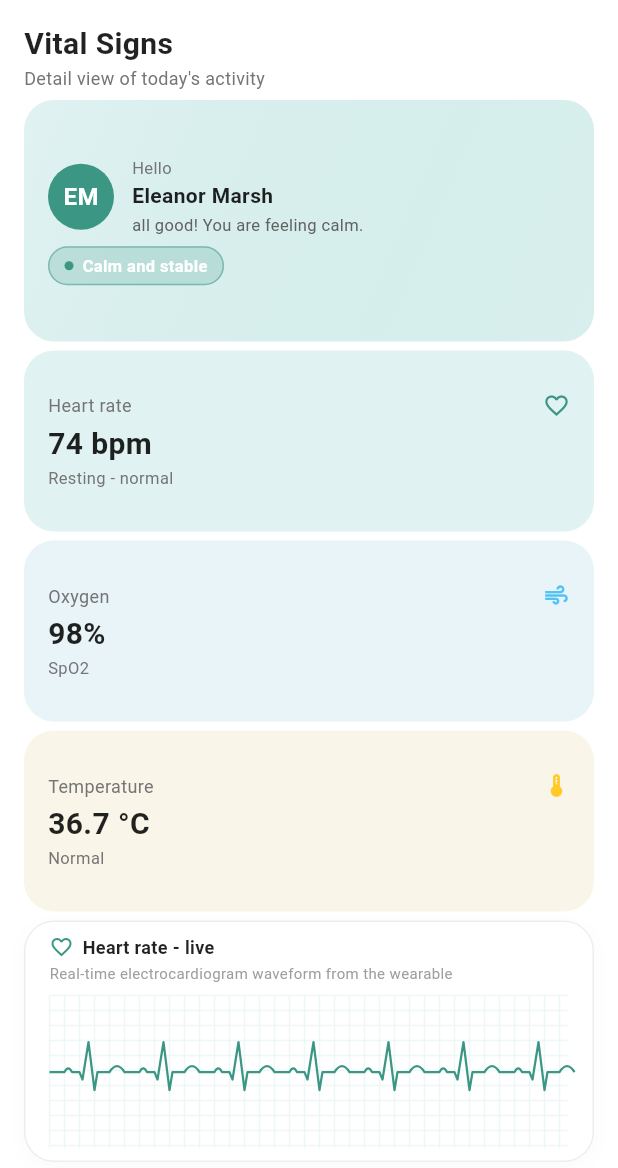
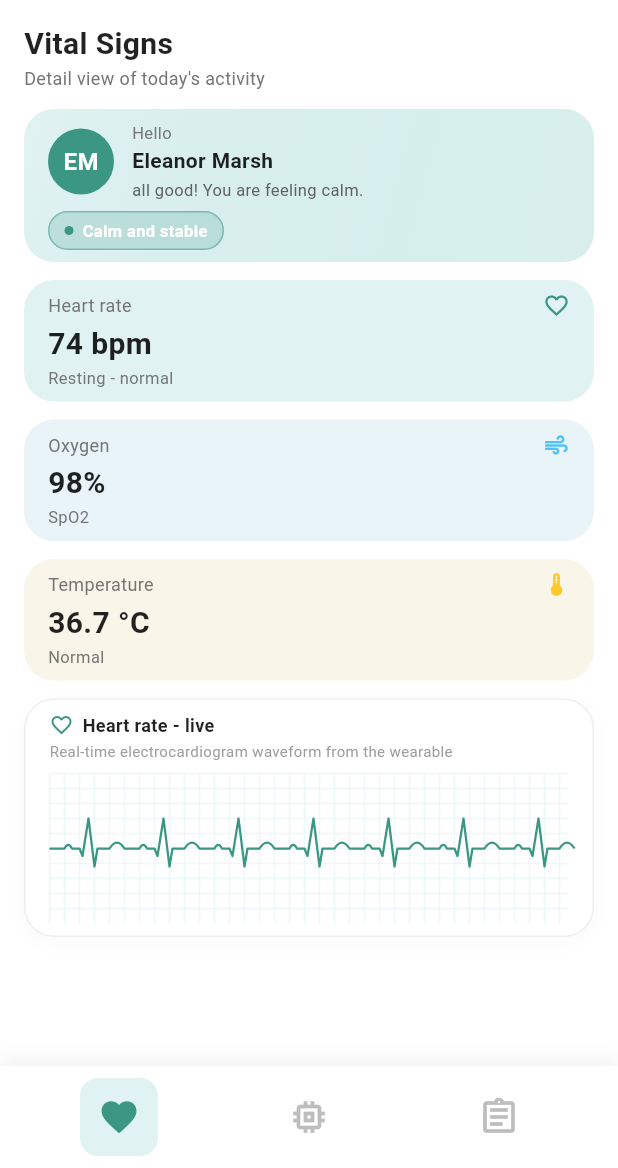
Before and after one commit to Tukuntech2025/mobileAppEmergentes, a Flutter app: the screen it shows after launch, after a tap on "Sign in", on a phone screen of 412 x 824 dp, the part 68-1236 px from its top. Run offline on Flutter 3.47's test engine with Material 3 defaults, Android fonts, the phone set to English and light mode, and no system bars.

Commit message:
feat: add more home patient and navbar for patients

```diff
--- /dev/null
+++ b/tukuntech/lib/core/widgets/custom_bottom_nav.dart
@@ -0,0 +1,77 @@
+import 'package:flutter/material.dart';
+
+class CustomBottomNav extends StatelessWidget {
+  final int currentIndex;
+  final Function(int) onTap;
+
+  const CustomBottomNav({
+    super.key,
+    required this.currentIndex,
+    required this.onTap,
+  });
+
+  @override
+  Widget build(BuildContext context) {
+    return Container(
+      decoration: BoxDecoration(
+        color: Colors.white,
+        boxShadow: [
+          BoxShadow(
+            color: Colors.black.withOpacity(0.05),
+            blurRadius: 10,
+            offset: const Offset(0, -5),
+          ),
+        ],
+      ),
+      child: SafeArea(
+        child: Padding(
+          padding: const EdgeInsets.symmetric(horizontal: 16.0, vertical: 8.0),
+          child: Row(
+            mainAxisAlignment: MainAxisAlignment.spaceAround,
+            children: [
+              _buildNavItem(
+                icon: Icons.favorite_border,
+                activeIcon: Icons.favorite,
+                index: 0,
+              ),
+              _buildNavItem(
+                icon: Icons.memory_outlined,
+                activeIcon: Icons.memory,
+                index: 1,
+              ),
+              _buildNavItem(
+                icon: Icons.assignment_outlined,
+                activeIcon: Icons.assignment,
+                index: 2,
+              ),
+            ],
+          ),
+        ),
+      ),
+    );
+  }
+
+  Widget _buildNavItem({
+    required IconData icon,
+    required IconData activeIcon,
+    required int index,
+  }) {
+    final isSelected = currentIndex == index;
+    return GestureDetector(
+      onTap: () => onTap(index),
+      behavior: HitTestBehavior.opaque,
+      child: Container(
+        padding: const EdgeInsets.all(12.0),
+        decoration: BoxDecoration(
+          color: isSelected ? const Color(0xFFE0F2F1) : Colors.transparent,
+          borderRadius: BorderRadius.circular(12),
+        ),
+        child: Icon(
+          isSelected ? activeIcon : icon,
+          color: isSelected ? const Color(0xFF3B9784) : Colors.grey[400],
+          size: 28,
+        ),
+      ),
+    );
+  }
+}
--- a/tukuntech/lib/features/patient/presentation/pages/vital_signs_page.dart
+++ b/tukuntech/lib/features/patient/presentation/pages/vital_signs_page.dart
@@ -1,7 +1,17 @@
 import 'package:flutter/material.dart';
+import 'package:tukuntech/core/widgets/custom_bottom_nav.dart';
+import 'package:tukuntech/features/patient/presentation/widgets/device_body.dart';
+import 'package:tukuntech/features/patient/presentation/widgets/report_body.dart';
 
-class VitalSignsPage extends StatelessWidget {
+class VitalSignsPage extends StatefulWidget {
   const VitalSignsPage({super.key});
+
+  @override
+  State<VitalSignsPage> createState() => _VitalSignsPageState();
+}
+
+class _VitalSignsPageState extends State<VitalSignsPage> {
+  int _currentIndex = 0;
 
   @override
   Widget build(BuildContext context) {
@@ -38,10 +48,11 @@ class VitalSignsPage extends StatelessWidget {
         ],
       ),
       body: SafeArea(
-        child: Padding(
+        child: IndexedStack(
+          index: _currentIndex,
+          children: [
+            ListView(
           padding: const EdgeInsets.symmetric(horizontal: 16.0, vertical: 4.0),
-          child: Column(
-            crossAxisAlignment: CrossAxisAlignment.start,
           children: [
             const Text(
               'Vital Signs',
@@ -59,19 +70,31 @@ class VitalSignsPage extends StatelessWidget {
                 color: Colors.grey[600],
               ),
             ),
-              const SizedBox(height: 6),
-              Expanded(flex: 4, child: _buildGreetingCard()),
-              const SizedBox(height: 6),
-              Expanded(flex: 3, child: _buildHeartRateCard()),
-              const SizedBox(height: 6),
-              Expanded(flex: 3, child: _buildOxygenCard()),
-              const SizedBox(height: 6),
-              Expanded(flex: 3, child: _buildTemperatureCard()),
-              const SizedBox(height: 6),
-              Expanded(flex: 4, child: _buildLiveEcgCard()),
+            const SizedBox(height: 12),
+            _buildGreetingCard(),
+            const SizedBox(height: 12),
+            _buildHeartRateCard(),
+            const SizedBox(height: 12),
+            _buildOxygenCard(),
+            const SizedBox(height: 12),
+            _buildTemperatureCard(),
+            const SizedBox(height: 12),
+            _buildLiveEcgCard(),
+            const SizedBox(height: 12),
+          ],
+        ),
+        const DeviceBody(),
+        const ReportBody(),
       ],
     ),
   ),
+      bottomNavigationBar: CustomBottomNav(
+        currentIndex: _currentIndex,
+        onTap: (index) {
+          setState(() {
+            _currentIndex = index;
+          });
+        },
       ),
     );
   }
@@ -335,12 +358,11 @@ class VitalSignsPage extends StatelessWidget {
           ),
           const SizedBox(height: 8),
           // ECG Mock Graph
-          Expanded(
-            child: SizedBox(
+          SizedBox(
             width: double.infinity,
+            height: 100,
             child: CustomPaint(
               painter: EcgPainter(),
-              ),
             ),
           )
         ],
--- /dev/null
+++ b/tukuntech/lib/features/patient/presentation/widgets/device_body.dart
@@ -0,0 +1,194 @@
+import 'package:flutter/material.dart';
+
+class DeviceBody extends StatelessWidget {
+  const DeviceBody({super.key});
+
+  @override
+  Widget build(BuildContext context) {
+    return ListView(
+      padding: const EdgeInsets.symmetric(horizontal: 16.0, vertical: 4.0),
+      children: [
+        const Text(
+          'My device',
+          style: TextStyle(
+            fontSize: 20,
+            fontWeight: FontWeight.bold,
+            color: Colors.black87,
+          ),
+        ),
+        const SizedBox(height: 4),
+        Text(
+          'Status and conection details for your TukunTech IOT',
+          style: TextStyle(
+            fontSize: 12,
+            color: Colors.grey[600],
+          ),
+        ),
+        const SizedBox(height: 16),
+        _buildDeviceCard(),
+        const SizedBox(height: 24),
+        _buildInfoAlert(),
+        const SizedBox(height: 16),
+      ],
+    );
+  }
+
+  Widget _buildDeviceCard() {
+    return Container(
+      decoration: BoxDecoration(
+        color: Colors.white,
+        borderRadius: BorderRadius.circular(20),
+        border: Border.all(color: Colors.grey.shade200),
+      ),
+      child: Column(
+        children: [
+          // Top section (Green gradient)
+          Container(
+            padding: const EdgeInsets.all(16),
+            decoration: BoxDecoration(
+              gradient: LinearGradient(
+                colors: [
+                  const Color(0xFFE0F2F1), // Light teal
+                  const Color(0xFFB2DFDB).withOpacity(0.5),
+                ],
+                begin: Alignment.topLeft,
+                end: Alignment.bottomRight,
+              ),
+              borderRadius: const BorderRadius.only(
+                topLeft: Radius.circular(20),
+                topRight: Radius.circular(20),
+              ),
+            ),
+            child: Row(
+              children: [
+                Container(
+                  width: 50,
+                  height: 50,
+                  decoration: BoxDecoration(
+                    color: const Color(0xFF3B9784), // Primary teal
+                    borderRadius: BorderRadius.circular(12),
+                  ),
+                  child: const Icon(Icons.memory, color: Colors.white, size: 28),
+                ),
+                const SizedBox(width: 12),
+                Expanded(
+                  child: Column(
+                    crossAxisAlignment: CrossAxisAlignment.start,
+                    children: [
+                      Text(
+                        'TukunTech IOT',
+                        style: TextStyle(color: Colors.grey[700], fontSize: 11),
+                      ),
+                      const Text(
+                        'CB-9F32-01',
+                        style: TextStyle(
+                          color: Colors.black87,
+                          fontWeight: FontWeight.bold,
+                          fontSize: 16,
+                        ),
+                      ),
+                      Text(
+                        'Version 1.0.5',
+                        style: TextStyle(color: Colors.grey[600], fontSize: 11),
+                      ),
+                    ],
+                  ),
+                ),
+                Container(
+                  padding: const EdgeInsets.symmetric(horizontal: 10, vertical: 4),
+                  decoration: BoxDecoration(
+                    color: Colors.green[400],
+                    borderRadius: BorderRadius.circular(12),
+                  ),
+                  child: const Text(
+                    'Online',
+                    style: TextStyle(
+                      color: Colors.white,
+                      fontSize: 11,
+                      fontWeight: FontWeight.bold,
+                    ),
+                  ),
+                ),
+              ],
+            ),
+          ),
+
+          // Details section
+          Padding(
+            padding: const EdgeInsets.all(16),
+            child: Column(
+              children: [
+                _buildStatusRow('Battery', '88%', Icons.battery_full, 0.88),
+                const Divider(height: 24),
+                _buildStatusRow('WiFi', 'Strong', Icons.wifi, 0.9),
+                const Divider(height: 24),
+                _buildStatusRow('Sync', 'Good', Icons.check_circle_outline, 0.95),
+              ],
+            ),
+          ),
+        ],
+      ),
+    );
+  }
+
+  Widget _buildStatusRow(String label, String value, IconData icon, double progress) {
+    return Column(
+      crossAxisAlignment: CrossAxisAlignment.start,
+      children: [
+        Row(
+          mainAxisAlignment: MainAxisAlignment.spaceBetween,
+          children: [
+            Column(
+              crossAxisAlignment: CrossAxisAlignment.start,
+              children: [
+                Text(
+                  label,
+                  style: TextStyle(color: Colors.grey[600], fontSize: 12),
+                ),
+                Text(
+                  value,
+                  style: const TextStyle(
+                    color: Colors.black87,
+                    fontWeight: FontWeight.bold,
+                    fontSize: 14,
+                  ),
+                ),
+              ],
+            ),
+            Icon(icon, color: const Color(0xFF3B9784), size: 18),
+          ],
+        ),
+        const SizedBox(height: 8),
+        LinearProgressIndicator(
+          value: progress,
+          backgroundColor: const Color(0xFFE0F2F1),
+          valueColor: const AlwaysStoppedAnimation<Color>(Color(0xFF3B9784)),
+          borderRadius: BorderRadius.circular(4),
+          minHeight: 6,
+        ),
+      ],
+    );
+  }
+
+  Widget _buildInfoAlert() {
+    return Container(
+      padding: const EdgeInsets.all(16),
+      decoration: BoxDecoration(
+        color: const Color(0xFFE8F4F8), // Light blue
+        borderRadius: BorderRadius.circular(20),
+      ),
+      child: Row(
+        children: [
+          const Icon(Icons.check_circle_outline, color: Color(0xFF4FC3F7), size: 24),
+          const SizedBox(width: 12),
+          Expanded(
+            child: Text(
+              'Your device is reporting normally. We\'ll notify you here if anything changes.',
+              style: TextStyle(color: Colors.grey[700], fontSize: 12),
+            ),
+          ),
+        ],
+      ),
+    );
+  }
+}
--- /dev/null
+++ b/tukuntech/lib/features/patient/presentation/widgets/report_body.dart
@@ -0,0 +1,248 @@
+import 'package:flutter/material.dart';
+
+class ReportBody extends StatefulWidget {
+  const ReportBody({super.key});
+
+  @override
+  State<ReportBody> createState() => _ReportBodyState();
+}
+
+class _ReportBodyState extends State<ReportBody> {
+  String _selectedPeriod = 'Weekly';
+
+  @override
+  Widget build(BuildContext context) {
+    return ListView(
+      padding: const EdgeInsets.symmetric(horizontal: 16.0, vertical: 4.0),
+      children: [
+        const Text(
+          'My history',
+          style: TextStyle(
+            fontSize: 20,
+            fontWeight: FontWeight.bold,
+            color: Colors.black87,
+          ),
+        ),
+        const SizedBox(height: 4),
+        Text(
+          'Your recent vital signs - heart rate, oxygen, and temperature.',
+          style: TextStyle(
+            fontSize: 12,
+            color: Colors.grey[600],
+          ),
+        ),
+        const SizedBox(height: 16),
+        _buildGenerateReportCard(),
+        const SizedBox(height: 24),
+        _buildHistoryCard(),
+        const SizedBox(height: 16),
+      ],
+    );
+  }
+
+  Widget _buildGenerateReportCard() {
+    return Container(
+      padding: const EdgeInsets.all(16),
+      decoration: BoxDecoration(
+        color: const Color(0xFFE0F2F1), // Light teal
+        borderRadius: BorderRadius.circular(20),
+      ),
+      child: Column(
+        crossAxisAlignment: CrossAxisAlignment.start,
+        children: [
+          Row(
+            crossAxisAlignment: CrossAxisAlignment.start,
+            children: [
+              Container(
+                padding: const EdgeInsets.all(8),
+                decoration: BoxDecoration(
+                  border: Border.all(color: const Color(0xFF3B9784), width: 1.5),
+                  borderRadius: BorderRadius.circular(8),
+                ),
+                child: const Icon(
+                  Icons.arrow_downward, // A generic down arrow to match the design
+                  color: Color(0xFF3B9784),
+                  size: 20,
+                ),
+              ),
+              const SizedBox(width: 12),
+              Expanded(
+                child: Column(
+                  crossAxisAlignment: CrossAxisAlignment.start,
+                  children: [
+                    const Text(
+                      'Generate report',
+                      style: TextStyle(
+                        fontWeight: FontWeight.bold,
+                        fontSize: 14,
+                        color: Colors.black87,
+                      ),
+                    ),
+                    Text(
+                      'Export a vital signs summary report',
+                      style: TextStyle(
+                        color: Colors.grey[600],
+                        fontSize: 12,
+                      ),
+                    ),
+                  ],
+                ),
+              ),
+            ],
+          ),
+          const SizedBox(height: 16),
+          Text(
+            'Period',
+            style: TextStyle(
+              color: Colors.grey[700],
+              fontSize: 12,
+            ),
+          ),
+          const SizedBox(height: 4),
+          Row(
+            children: [
+              Expanded(
+                child: Container(
+                  padding: const EdgeInsets.symmetric(horizontal: 12, vertical: 0),
+                  decoration: BoxDecoration(
+                    color: Colors.white,
+                    borderRadius: BorderRadius.circular(20),
+                    border: Border.all(color: Colors.white),
+                  ),
+                  child: DropdownButtonHideUnderline(
+                    child: DropdownButton<String>(
+                      value: _selectedPeriod,
+                      isExpanded: true,
+                      icon: Icon(Icons.keyboard_arrow_down, color: Colors.grey[600], size: 16),
+                      style: const TextStyle(fontSize: 12, color: Colors.black87),
+                      items: <String>['Daily', 'Weekly', 'Monthly', 'Yearly'].map((String value) {
+                        return DropdownMenuItem<String>(
+                          value: value,
+                          child: Text(value),
+                        );
+                      }).toList(),
+                      onChanged: (String? newValue) {
+                        if (newValue != null) {
+                          setState(() {
+                            _selectedPeriod = newValue;
+                          });
+                        }
+                      },
+                    ),
+                  ),
+                ),
+              ),
+              const SizedBox(width: 12),
+              ElevatedButton.icon(
+                onPressed: () {},
+                style: ElevatedButton.styleFrom(
+                  backgroundColor: const Color(0xFF3B9784),
+                  foregroundColor: Colors.white,
+                  elevation: 0,
+                  shape: RoundedRectangleBorder(
+                    borderRadius: BorderRadius.circular(20),
+                  ),
+                  padding: const EdgeInsets.symmetric(horizontal: 16, vertical: 10),
+                ),
+                icon: const Icon(Icons.download_outlined, size: 16),
+                label: const Text(
+                  'Generate Report',
+                  style: TextStyle(fontSize: 12, fontWeight: FontWeight.bold),
+                ),
+              ),
+            ],
+          ),
+        ],
+      ),
+    );
+  }
+
+  Widget _buildHistoryCard() {
+    return Container(
+      padding: const EdgeInsets.all(16),
+      decoration: BoxDecoration(
+        color: Colors.white,
+        borderRadius: BorderRadius.circular(20),
+        border: Border.all(color: Colors.grey.shade200),
+      ),
+      child: Column(
+        crossAxisAlignment: CrossAxisAlignment.start,
+        children: [
+          Row(
+            children: [
+              Container(
+                padding: const EdgeInsets.all(8),
+                decoration: const BoxDecoration(
+                  color: Color(0xFFE8F4F8), // Light blueish
+                  shape: BoxShape.circle,
+                ),
+                child: const Icon(
+                  Icons.show_chart,
+                  color: Color(0xFF3B9784),
+                  size: 20,
+                ),
+              ),
+              const SizedBox(width: 12),
+              const Text(
+                'Vital signs history',
+                style: TextStyle(
+                  fontWeight: FontWeight.bold,
+                  fontSize: 14,
+                  color: Colors.black87,
+                ),
+              ),
+            ],
+          ),
+          const SizedBox(height: 16),
+          _buildHistoryItem('May 9'),
+          const Divider(height: 24),
+          _buildHistoryItem('May 8'),
+          const Divider(height: 24),
+          _buildHistoryItem('May 7'),
+        ],
+      ),
+    );
+  }
+
+  Widget _buildHistoryItem(String date) {
+    return Column(
+      crossAxisAlignment: CrossAxisAlignment.start,
+      children: [
+        Text(
+          date,
+          style: const TextStyle(
+            color: Colors.black87,
+            fontSize: 13,
+          ),
+        ),
+        const SizedBox(height: 8),
+        _buildDetailRow('HR: ', '72 bpm avg. 60-98'),
+        const SizedBox(height: 4),
+        _buildDetailRow('SpO2: ', '98% avg. 95-99'), // Used 98% instead of the typo 72%
+        const SizedBox(height: 4),
+        _buildDetailRow('Temp: ', '36.7 °C - normal'),
+      ],
+    );
+  }
+
+  Widget _buildDetailRow(String label, String value) {
+    return Row(
+      children: [
+        Text(
+          label,
+          style: TextStyle(
+            color: Colors.grey[700],
+            fontSize: 11,
+          ),
+        ),
+        Text(
+          value,
+          style: const TextStyle(
+            color: Colors.black87,
+            fontSize: 11,
+          ),
+        ),
+      ],
+    );
+  }
+}
```
Lines whose indentation alone changed are shown as unchanged.
